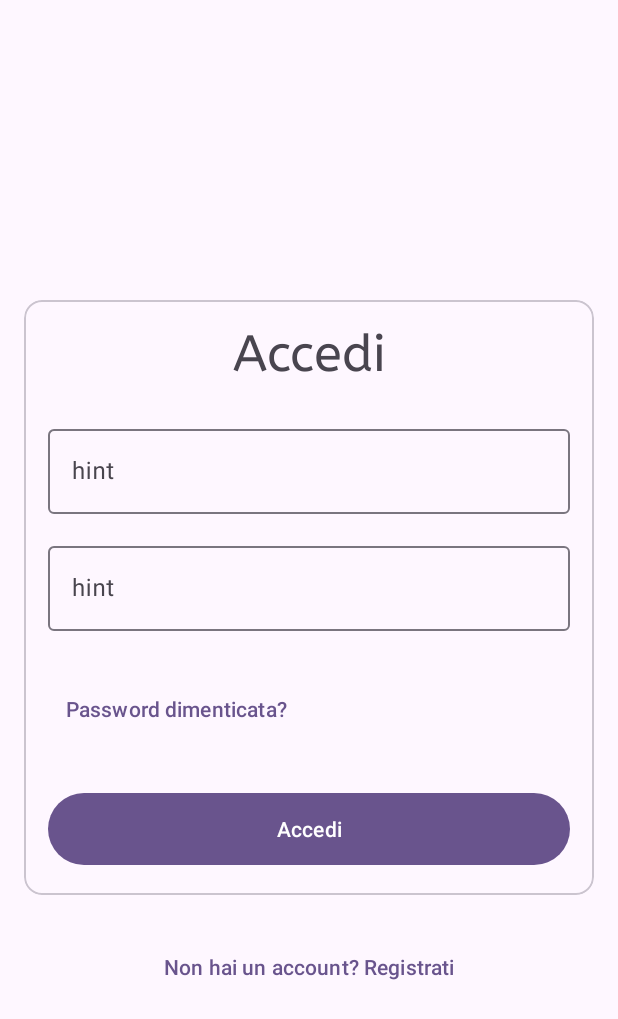
After one commit to GreenBL/ARPA-Cinema, an Android app: the AuthFragment screen opened through its navigation route, on a phone screen of 412 x 824 dp. The commit adds this screen. Shown: the top 1019 px of the screen. Run offline under Robolectric (Android 15) with nearby library versions, the phone set to English and light mode, and no system bars; our stand-ins replace navigation-ui; pictures from the network do not load.

Commit message:
Whoopsie on my part

```diff
--- a/app/src/main/java/pwm/ar/arpacinema/appbar/HomeAppBar.kt
+++ b/app/src/main/java/pwm/ar/arpacinema/appbar/HomeAppBar.kt
@@ -6,9 +6,15 @@ import androidx.fragment.app.Fragment
 import android.view.LayoutInflater
 import android.view.View
 import android.view.ViewGroup
+import androidx.navigation.fragment.findNavController
 import pwm.ar.arpacinema.R
+import pwm.ar.arpacinema.databinding.FragmentHomeAppBarBinding
 
 class HomeAppBar : Fragment() {
+
+    private var _binding: FragmentHomeAppBarBinding? = null
+    private val binding
+            get() = _binding!!
 
     companion object {
         fun newInstance() = HomeAppBar()
@@ -26,6 +32,21 @@ class HomeAppBar : Fragment() {
         inflater: LayoutInflater, container: ViewGroup?,
         savedInstanceState: Bundle?
     ): View {
-        return inflater.inflate(R.layout.fragment_home_app_bar, container, false)
+        _binding = FragmentHomeAppBarBinding.inflate(inflater, container, false)
+        return binding.root
+    }
+
+    override fun onViewCreated(view: View, savedInstanceState: Bundle?) {
+        super.onViewCreated(view, savedInstanceState)
+
+        val badgeButton = binding.badge
+
+        badgeButton.setOnClickListener {
+            // TODO HEAVY
+            val mainNav = activity?.supportFragmentManager?.findFragmentById(R.id.fragmentContainerView)
+            val navController = mainNav?.findNavController()
+            navController?.navigate(R.id.authFragment)
+
+        }
     }
 }
--- /dev/null
+++ b/app/src/main/java/pwm/ar/arpacinema/appbar/NavAppBar.kt
@@ -0,0 +1,31 @@
+package pwm.ar.arpacinema.appbar
+
+import androidx.fragment.app.viewModels
+import android.os.Bundle
+import androidx.fragment.app.Fragment
+import android.view.LayoutInflater
+import android.view.View
+import android.view.ViewGroup
+import pwm.ar.arpacinema.R
+
+class NavAppBar : Fragment() {
+
+    companion object {
+        fun newInstance() = NavAppBar()
+    }
+
+    private val viewModel: NavAppBarViewModel by viewModels()
+
+    override fun onCreate(savedInstanceState: Bundle?) {
+        super.onCreate(savedInstanceState)
+
+        // TODO: Use the ViewModel
+    }
+
+    override fun onCreateView(
+        inflater: LayoutInflater, container: ViewGroup?,
+        savedInstanceState: Bundle?
+    ): View {
+        return inflater.inflate(R.layout.fragment_nav_app_bar, container, false)
+    }
+}
--- /dev/null
+++ b/app/src/main/java/pwm/ar/arpacinema/appbar/NavAppBarViewModel.kt
@@ -0,0 +1,7 @@
+package pwm.ar.arpacinema.appbar
+
+import androidx.lifecycle.ViewModel
+
+class NavAppBarViewModel : ViewModel() {
+    // TODO: Implement the ViewModel
+}
--- /dev/null
+++ b/app/src/main/java/pwm/ar/arpacinema/auth/AuthFragment.kt
@@ -0,0 +1,39 @@
+package pwm.ar.arpacinema.auth
+
+import androidx.fragment.app.viewModels
+import android.os.Bundle
+import androidx.fragment.app.Fragment
+import android.view.LayoutInflater
+import android.view.View
+import android.view.ViewGroup
+import androidx.appcompat.app.AppCompatActivity
+import com.google.android.material.bottomnavigation.BottomNavigationView
+import pwm.ar.arpacinema.R
+
+class AuthFragment : Fragment() {
+
+    companion object {
+        fun newInstance() = AuthFragment()
+    }
+
+    override fun onCreate(savedInstanceState: Bundle?) {
+        super.onCreate(savedInstanceState)
+
+        // TODO: Use the ViewModel
+
+        // TODO DISAPPEAR TOOLBAR AND NAVBAR
+        val toolbar = (activity as? AppCompatActivity)?.supportActionBar
+        toolbar?.hide()
+        val navigationBar = requireActivity().findViewById<BottomNavigationView>(R.id.bottomNavigationView)
+        navigationBar.visibility = View.GONE
+    }
+
+    override fun onCreateView(
+        inflater: LayoutInflater, container: ViewGroup?,
+        savedInstanceState: Bundle?
+    ): View {
+        return inflater.inflate(R.layout.fragment_auth, container, false)
+    }
+
+
+}
--- /dev/null
+++ b/app/src/main/java/pwm/ar/arpacinema/auth/LoginFragment.kt
@@ -0,0 +1,31 @@
+package pwm.ar.arpacinema.auth
+
+import androidx.fragment.app.viewModels
+import android.os.Bundle
+import androidx.fragment.app.Fragment
+import android.view.LayoutInflater
+import android.view.View
+import android.view.ViewGroup
+import pwm.ar.arpacinema.R
+
+class LoginFragment : Fragment() {
+
+    companion object {
+        fun newInstance() = LoginFragment()
+    }
+
+    private val viewModel: LoginViewModel by viewModels()
+
+    override fun onCreate(savedInstanceState: Bundle?) {
+        super.onCreate(savedInstanceState)
+
+        // TODO: Use the ViewModel
+    }
+
+    override fun onCreateView(
+        inflater: LayoutInflater, container: ViewGroup?,
+        savedInstanceState: Bundle?
+    ): View {
+        return inflater.inflate(R.layout.fragment_login, container, false)
+    }
+}
--- /dev/null
+++ b/app/src/main/java/pwm/ar/arpacinema/auth/LoginViewModel.kt
@@ -0,0 +1,7 @@
+package pwm.ar.arpacinema.auth
+
+import androidx.lifecycle.ViewModel
+
+class LoginViewModel : ViewModel() {
+    // TODO: Implement the ViewModel
+}
--- a/app/src/main/res/anim/slide_in_left.xml
+++ b/app/src/main/res/anim/slide_in_left.xml
@@ -5,5 +5,5 @@
         android:fromXDelta="-100%"
         android:toXDelta="0%"
         android:duration="200"
-        android:interpolator="@android:interpolator/anticipate_overshoot"/>
+        android:interpolator="?attr/motionEasingEmphasizedDecelerateInterpolator"/>
 </set>
--- a/app/src/main/res/anim/slide_in_right.xml
+++ b/app/src/main/res/anim/slide_in_right.xml
@@ -5,5 +5,5 @@
     android:fromXDelta="100%"
     android:toXDelta="0%"
     android:duration="200"
-    android:interpolator="@android:interpolator/anticipate_overshoot"/>
+    android:interpolator="?attr/motionEasingEmphasizedDecelerateInterpolator"/>
 </set>
--- a/app/src/main/res/anim/slide_out_left.xml
+++ b/app/src/main/res/anim/slide_out_left.xml
@@ -4,6 +4,6 @@
     <translate
         android:fromXDelta="0%"
         android:toXDelta="-100%"
-        android:duration="200"
-        android:interpolator="@android:interpolator/anticipate_overshoot"/>
+        android:duration="100"
+        android:interpolator="?attr/motionEasingEmphasizedAccelerateInterpolator" />
 </set>
--- a/app/src/main/res/anim/slide_out_right.xml
+++ b/app/src/main/res/anim/slide_out_right.xml
@@ -4,6 +4,6 @@
     <translate
         android:fromXDelta="0%"
         android:toXDelta="100%"
-        android:duration="200"
-        android:interpolator="@android:interpolator/anticipate_overshoot"/>
+        android:duration="100"
+        android:interpolator="?attr/motionEasingEmphasizedAccelerateInterpolator"/>
 </set>
--- a/app/src/main/res/layout/activity_main_container.xml
+++ b/app/src/main/res/layout/activity_main_container.xml
@@ -5,7 +5,7 @@
 
 
     android:layout_width="match_parent"
-    android:layout_height="wrap_content"
+    android:layout_height="match_parent"
     android:clipChildren="false"
     android:clipToOutline="false"
     android:clipToPadding="false">
@@ -24,8 +24,7 @@
             android:id="@+id/fragmentContainerView"
             android:name="androidx.navigation.fragment.NavHostFragment"
             android:layout_width="match_parent"
-            android:layout_height="wrap_content"
-            android:layout_gravity="fill"
+            android:layout_height="match_parent"
             android:clipChildren="false"
             android:clipToOutline="false"
             android:clipToPadding="false"
@@ -78,8 +77,6 @@
         </com.google.android.material.appbar.MaterialToolbar>
 
 
-
-
     </com.google.android.material.appbar.AppBarLayout>
 
 
--- /dev/null
+++ b/app/src/main/res/layout/fragment_auth.xml
@@ -0,0 +1,52 @@
+<?xml version="1.0" encoding="utf-8"?>
+
+
+<androidx.constraintlayout.widget.ConstraintLayout xmlns:android="http://schemas.android.com/apk/res/android"
+    xmlns:app="http://schemas.android.com/apk/res-auto"
+    xmlns:tools="http://schemas.android.com/tools"
+    android:id="@+id/frameLayout5"
+    android:layout_width="match_parent"
+    android:layout_height="match_parent"
+    tools:context=".auth.AuthFragment">
+
+
+    <com.google.android.material.card.MaterialCardView
+        android:id="@+id/materialCardView3"
+        android:layout_width="match_parent"
+        android:layout_height="wrap_content"
+        android:layout_marginLeft="16dp"
+        android:layout_marginRight="16dp"
+        app:contentPadding="16dp"
+        app:layout_constraintLeft_toLeftOf="parent"
+        app:layout_constraintRight_toRightOf="parent"
+        app:layout_constraintTop_toBottomOf="@+id/space">
+
+        <androidx.fragment.app.FragmentContainerView
+            android:id="@+id/authCardContainer"
+            android:name="androidx.navigation.fragment.NavHostFragment"
+            android:layout_width="match_parent"
+            android:layout_height="match_parent"
+            app:defaultNavHost="true"
+            app:navGraph="@navigation/navgraph_auth_card" />
+    </com.google.android.material.card.MaterialCardView>
+
+    <Button
+        android:id="@+id/button2"
+        style="@style/Widget.Material3.Button.TextButton"
+        android:layout_width="wrap_content"
+        android:layout_height="wrap_content"
+        android:layout_marginTop="24dp"
+        android:text="Non hai un account? Registrati"
+        app:layout_constraintLeft_toLeftOf="parent"
+        app:layout_constraintRight_toRightOf="parent"
+        app:layout_constraintTop_toBottomOf="@+id/materialCardView3" />
+
+    <Space
+        android:id="@+id/space"
+        android:layout_width="0dp"
+        android:layout_height="200dp"
+        app:layout_constraintEnd_toEndOf="parent"
+        app:layout_constraintStart_toStartOf="parent"
+        app:layout_constraintTop_toTopOf="parent" />
+
+</androidx.constraintlayout.widget.ConstraintLayout>
--- a/app/src/main/res/layout/fragment_home_app_bar.xml
+++ b/app/src/main/res/layout/fragment_home_app_bar.xml
@@ -30,13 +30,14 @@
         app:layout_constraintTop_toBottomOf="@+id/titleStr" />
 
     <com.google.android.material.card.MaterialCardView
+        android:id="@+id/badge"
         android:layout_width="wrap_content"
         android:layout_height="wrap_content"
         android:layout_marginTop="8dp"
         android:layout_marginEnd="16dp"
         android:layout_marginBottom="8dp"
+        android:clickable="true"
         android:foreground="?attr/selectableItemBackground"
-        android:clickable="true"
         app:cardCornerRadius="100dp"
         app:cardUseCompatPadding="false"
         app:contentPadding="8dp"
@@ -45,13 +46,13 @@
         app:layout_constraintTop_toTopOf="parent">
 
         <ImageView
-            android:id="@+id/imageView5"
+            android:id="@+id/icon"
 
             android:layout_width="wrap_content"
             android:layout_height="wrap_content"
             android:src="@drawable/round_login_24"
 
-            app:tint="@color/md_theme_onSurface"/>
+            app:tint="@color/md_theme_onSurface" />
     </com.google.android.material.card.MaterialCardView>
 
 </androidx.constraintlayout.widget.ConstraintLayout>
--- /dev/null
+++ b/app/src/main/res/layout/fragment_login.xml
@@ -0,0 +1,72 @@
+<?xml version="1.0" encoding="utf-8"?>
+<androidx.constraintlayout.widget.ConstraintLayout xmlns:android="http://schemas.android.com/apk/res/android"
+    xmlns:app="http://schemas.android.com/apk/res-auto"
+    xmlns:tools="http://schemas.android.com/tools"
+    android:id="@+id/frameLayout6"
+    android:layout_width="match_parent"
+    android:layout_height="match_parent"
+    tools:context=".auth.LoginFragment" >
+
+    <TextView
+        android:id="@+id/textView2"
+        android:layout_width="wrap_content"
+        android:layout_height="wrap_content"
+        android:fontFamily="@font/abeezee"
+        android:text="Accedi"
+        android:textAppearance="@style/TextAppearance.AppCompat.Display1"
+        app:layout_constraintEnd_toEndOf="parent"
+        app:layout_constraintStart_toStartOf="parent"
+        app:layout_constraintTop_toTopOf="parent" />
+
+    <com.google.android.material.textfield.TextInputLayout
+        android:id="@+id/textInputLayout"
+        android:layout_width="0dp"
+        android:layout_height="wrap_content"
+        android:layout_marginTop="24dp"
+        app:layout_constraintEnd_toEndOf="parent"
+        app:layout_constraintStart_toStartOf="parent"
+        app:layout_constraintTop_toBottomOf="@+id/textView2">
+
+        <com.google.android.material.textfield.TextInputEditText
+            android:id="@+id/emailField"
+            android:layout_width="match_parent"
+            android:layout_height="wrap_content"
+            android:hint="hint" />
+    </com.google.android.material.textfield.TextInputLayout>
+
+    <com.google.android.material.textfield.TextInputLayout
+        android:id="@+id/textInputLayout2"
+        android:layout_width="0dp"
+        android:layout_height="wrap_content"
+        android:layout_marginTop="16dp"
+        app:layout_constraintEnd_toEndOf="parent"
+        app:layout_constraintStart_toStartOf="parent"
+        app:layout_constraintTop_toBottomOf="@+id/textInputLayout">
+
+        <com.google.android.material.textfield.TextInputEditText
+            android:id="@+id/passwordField"
+            android:layout_width="match_parent"
+            android:layout_height="wrap_content"
+            android:hint="hint" />
+    </com.google.android.material.textfield.TextInputLayout>
+
+    <Button
+        android:id="@+id/passwordResetBtn"
+        style="@style/Widget.Material3.Button.TextButton"
+        android:layout_width="wrap_content"
+        android:layout_height="56dp"
+        android:layout_marginTop="24dp"
+        android:text="Password dimenticata?"
+        app:layout_constraintStart_toStartOf="parent"
+        app:layout_constraintTop_toBottomOf="@+id/textInputLayout2" />
+
+    <Button
+        android:id="@+id/loginBtn"
+        android:layout_width="0dp"
+        android:layout_height="56dp"
+        android:layout_marginTop="24dp"
+        android:text="Accedi"
+        app:layout_constraintEnd_toEndOf="parent"
+        app:layout_constraintStart_toStartOf="parent"
+        app:layout_constraintTop_toBottomOf="@+id/passwordResetBtn" />
+</androidx.constraintlayout.widget.ConstraintLayout>
--- /dev/null
+++ b/app/src/main/res/layout/fragment_nav_app_bar.xml
@@ -0,0 +1,19 @@
+<?xml version="1.0" encoding="utf-8"?>
+<androidx.constraintlayout.widget.ConstraintLayout xmlns:android="http://schemas.android.com/apk/res/android"
+    xmlns:app="http://schemas.android.com/apk/res-auto"
+    xmlns:tools="http://schemas.android.com/tools"
+    android:id="@+id/frameLayout4"
+    android:layout_width="match_parent"
+    android:layout_height="?attr/actionBarSize"
+    tools:context=".appbar.NavAppBar">
+
+    <com.google.android.material.button.MaterialButton
+        android:id="@+id/button"
+        style="@style/Widget.Material3.Button.IconButton.Filled.Tonal"
+        android:layout_width="wrap_content"
+        android:layout_height="wrap_content"
+        app:icon="@drawable/round_chevron_left_24"
+        app:layout_constraintBottom_toBottomOf="parent"
+        app:layout_constraintStart_toStartOf="parent"
+        app:layout_constraintTop_toTopOf="parent" />
+</androidx.constraintlayout.widget.ConstraintLayout>
--- /dev/null
+++ b/app/src/main/res/navigation/navgraph_auth_card.xml
@@ -0,0 +1,13 @@
+<?xml version="1.0" encoding="utf-8"?>
+<navigation xmlns:android="http://schemas.android.com/apk/res/android"
+    xmlns:app="http://schemas.android.com/apk/res-auto"
+    xmlns:tools="http://schemas.android.com/tools"
+    android:id="@+id/navgraph_auth_card"
+    app:startDestination="@id/loginFragment">
+
+    <fragment
+        android:id="@+id/loginFragment"
+        android:name="pwm.ar.arpacinema.auth.LoginFragment"
+        android:label="fragment_login"
+        tools:layout="@layout/fragment_login" />
+</navigation>
--- a/app/src/main/res/navigation/navgraph_main.xml
+++ b/app/src/main/res/navigation/navgraph_main.xml
@@ -31,4 +31,10 @@
             app:popEnterAnim="@anim/slide_in_right"
             app:popExitAnim="@anim/slide_out_left"/>
     </fragment>
+    <fragment
+        android:id="@+id/authFragment"
+        android:name="pwm.ar.arpacinema.auth.AuthFragment"
+        android:label="fragment_auth"
+        tools:layout="@layout/fragment_auth" >
+    </fragment>
 </navigation>
```
